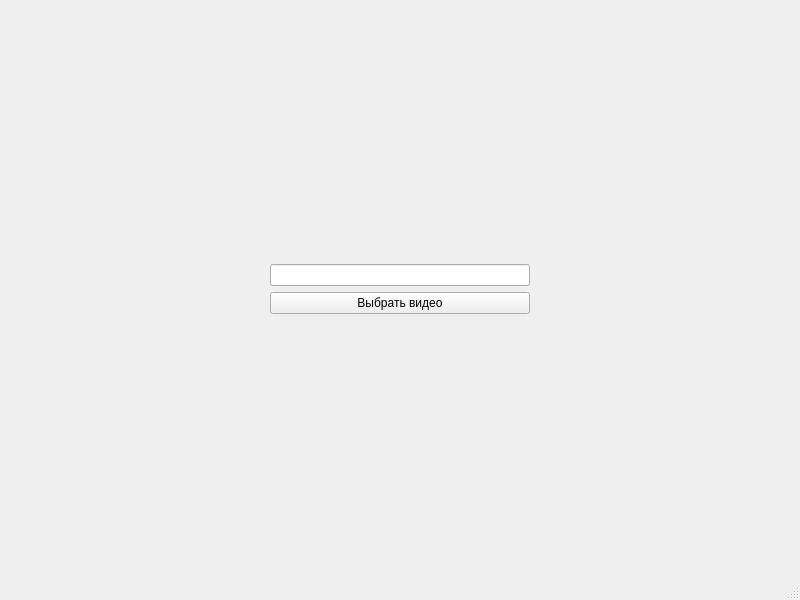
Above: src/mainwindow.ui from vladimirfilosof/Emovie before the change. Below: the same form after it.
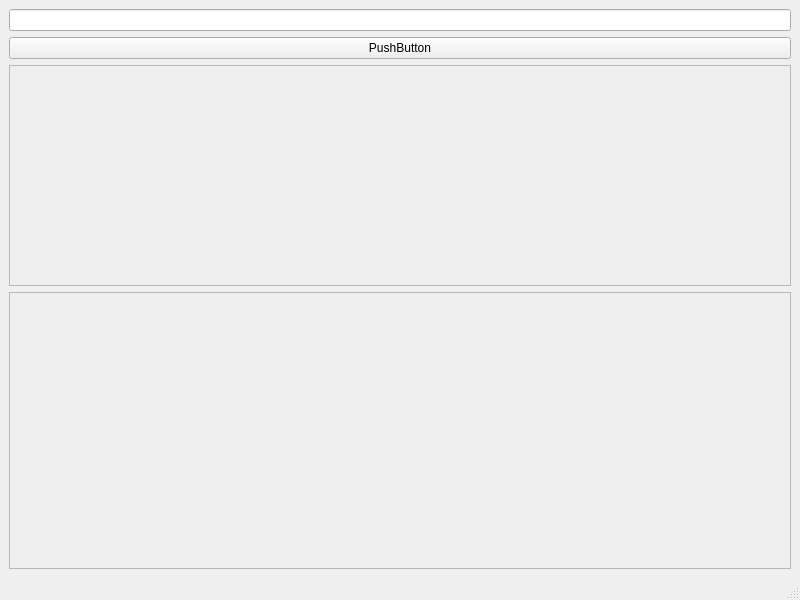
That is the form after the change.

What changed in the file:
```diff
--- a/src/mainwindow.ui
+++ b/src/mainwindow.ui
@@ -15,71 +15,58 @@
   </property>
   <widget class="QWidget" name="centralwidget">
    <layout class="QGridLayout" name="gridLayout">
-    <item row="1" column="1">
-     <layout class="QVBoxLayout" name="verticalLayout">
+    <item row="0" column="0">
+     <layout class="QGridLayout" name="gridLayout_2">
+      <item row="0" column="0">
+       <layout class="QHBoxLayout" name="top_layout">
+        <item>
+         <layout class="QVBoxLayout" name="left_layout">
       <item>
        <widget class="QLineEdit" name="video_title"/>
       </item>
       <item>
        <widget class="QPushButton" name="video_load_btn">
         <property name="text">
-         <string>Выбрать видео</string>
-        </property>
-       </widget>
+             <string>PushButton</string>
+            </property>
+           </widget>
+          </item>
+          <item>
+           <layout class="QVBoxLayout" name="spectr_layout">
+            <item>
+             <widget class="QFrame" name="frame_2">
+              <property name="frameShape">
+               <enum>QFrame::StyledPanel</enum>
+              </property>
+              <property name="frameShadow">
+               <enum>QFrame::Raised</enum>
+              </property>
+             </widget>
+            </item>
+           </layout>
+          </item>
+         </layout>
       </item>
      </layout>
     </item>
     <item row="0" column="1">
-     <spacer name="verticalSpacer">
-      <property name="orientation">
-       <enum>Qt::Vertical</enum>
-      </property>
-      <property name="sizeHint" stdset="0">
-       <size>
-        <width>20</width>
-        <height>40</height>
-       </size>
-      </property>
-     </spacer>
-    </item>
-    <item row="2" column="1">
-     <spacer name="verticalSpacer_2">
-      <property name="orientation">
-       <enum>Qt::Vertical</enum>
-      </property>
-      <property name="sizeHint" stdset="0">
-       <size>
-        <width>20</width>
-        <height>40</height>
-       </size>
-      </property>
-     </spacer>
+       <layout class="QVBoxLayout" name="verticalLayout_2"/>
+      </item>
+     </layout>
     </item>
-    <item row="1" column="0">
-     <spacer name="horizontalSpacer">
-      <property name="orientation">
-       <enum>Qt::Horizontal</enum>
-      </property>
-      <property name="sizeHint" stdset="0">
-       <size>
-        <width>40</width>
-        <height>20</height>
-       </size>
-      </property>
-     </spacer>
-    </item>
-    <item row="1" column="2">
-     <spacer name="horizontalSpacer_2">
-      <property name="orientation">
-       <enum>Qt::Horizontal</enum>
-      </property>
-      <property name="sizeHint" stdset="0">
-       <size>
-        <width>40</width>
-        <height>20</height>
-       </size>
-      </property>
-     </spacer>
+    <item row="2" column="0">
+     <layout class="QVBoxLayout" name="bottom_layout">
+      <item>
+       <widget class="QFrame" name="frame_3">
+        <property name="frameShape">
+         <enum>QFrame::StyledPanel</enum>
+        </property>
+        <property name="frameShadow">
+         <enum>QFrame::Raised</enum>
+        </property>
+       </widget>
+      </item>
+     </layout>
     </item>
    </layout>
   </widget>
```
Lines whose indentation alone changed are shown as unchanged.
